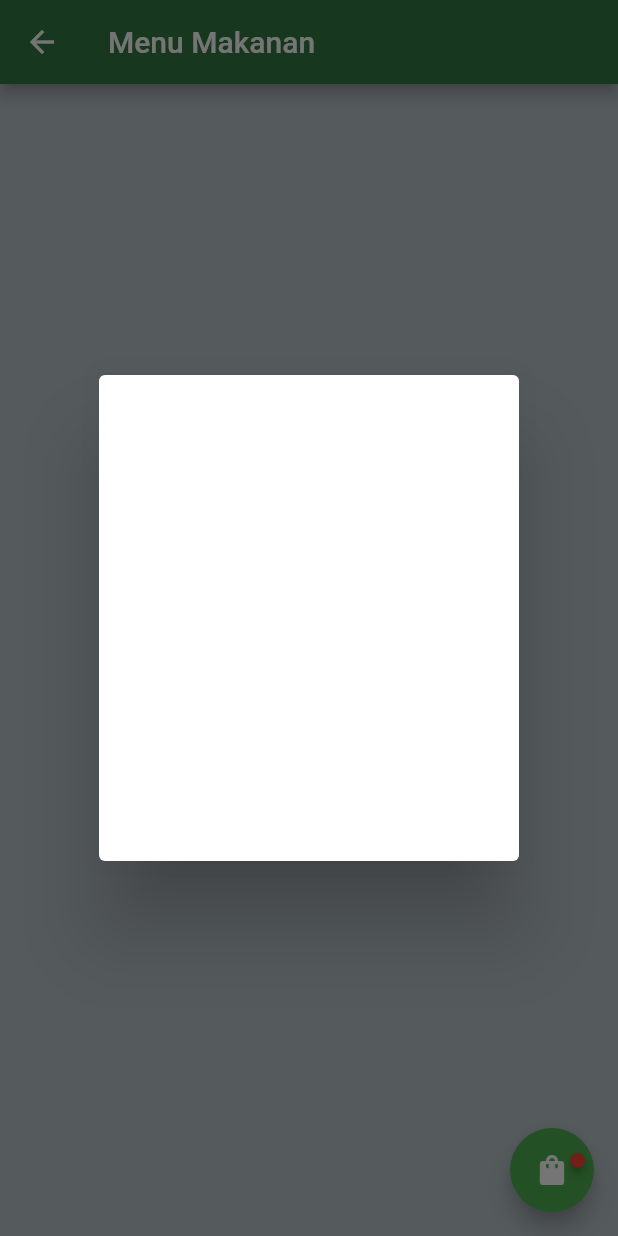
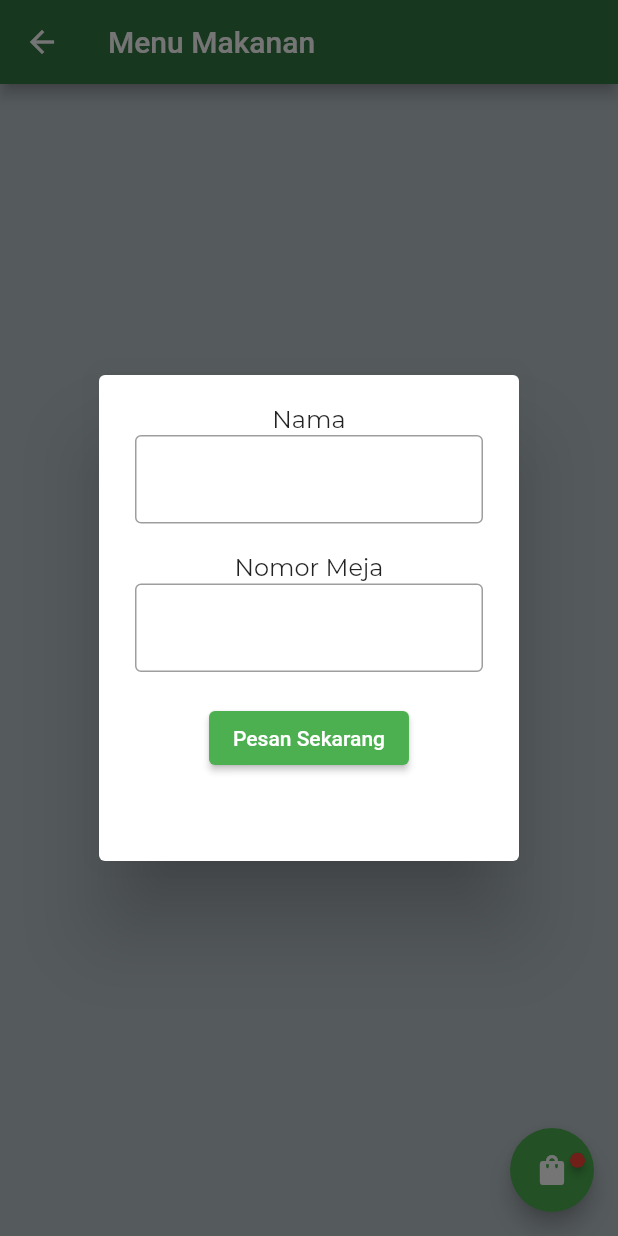
Before and after one commit to AdityaPranata1702/my-team, a Flutter app: the Makanan screen opened directly, after a tap on the "shopping bag" icon, on a phone screen of 412 x 824 dp. Run offline on Flutter 3.47's test engine with Material 2 defaults, Android fonts, the phone set to English and light mode, and no system bars; drawn by our look-alikes of badges; our stand-ins replace google_fonts; missing offline and left inert: open_whatsapp; network calls fail.

Commit message:
Penyelesain Pengiriman

```diff
--- a/lib/menu/menu_makanan.dart
+++ b/lib/menu/menu_makanan.dart
@@ -6,6 +6,7 @@ import 'package:aplikasi_pesanan/models/menu_model.dart';
 import 'package:http/http.dart' as myHttp;
 import 'package:aplikasi_pesanan/providers/cart_provider.dart';
 import 'package:provider/provider.dart';
+import 'package:open_whatsapp/open_whatsapp.dart';
 
 class Makanan extends StatefulWidget {
   const Makanan({super.key});
@@ -15,6 +16,8 @@ class Makanan extends StatefulWidget {
 }
 
 class _MakananState extends State<Makanan> {
+  TextEditingController namaController = TextEditingController();
+  TextEditingController nomorMejaController = TextEditingController();
   final String urlMenu =
       "https://script.google.com/macros/s/AKfycbxOlpRDecWrVvE8A-8nNCWQZckcXJ7gjlPPuXY62BXNKABziVA14KvDPicoXjmVXZUq/exec";
 
@@ -35,7 +38,52 @@ class _MakananState extends State<Makanan> {
         context: context,
         builder: (BuildContext context) {
           return AlertDialog(
-            content: Container(height: 280),
+            content: Container(height: 280, child: Column(children: [
+              Text("Nama", style: GoogleFonts.montserrat(),
+              ),
+              TextFormField(
+                controller: namaController,
+                decoration: InputDecoration(border: OutlineInputBorder()),
+              ),
+              SizedBox(
+                height: 20,
+              ),
+              Text("Nomor Meja", style: GoogleFonts.montserrat(),
+              ),
+              TextFormField(
+                controller: nomorMejaController,
+                decoration: InputDecoration(border: OutlineInputBorder()),
+              ),
+              SizedBox(
+                height: 20,
+              ),
+              Consumer<CartProvider>(
+                builder: (context, value, _) {
+                  String strPesanan = "";
+                  value.cart.forEach((element) {
+                    strPesanan = strPesanan + "\n" +
+                    element.name + " {" +
+                    element.quantity.toString() + "}";
+                  });
+                return  ElevatedButton(
+                  onPressed: () async {
+                    String phone = "6282148033326";
+                    String pesanan =
+                      "Nama : " +
+                      namaController.text +
+                      "\n" +
+                      "Nomor Meja : " +
+                      nomorMejaController.text +
+                      "\n" +
+                      "Pesanan : " +
+                      "\n" +
+                      strPesanan;
+                    FlutterOpenWhatsapp.sendSingleMessage(phone, pesanan);
+                    print(pesanan);
+                },
+                child: Text("Pesan Sekarang"));
+              },),
+            ]),),
           );
         });
   }
@@ -141,7 +189,8 @@ class _MakananState extends State<Makanan> {
                                                               context,
                                                               listen: false)
                                                           .addRemove(
-                                                              menu.id, false);
+                                                            menu.name,
+                                                            menu.id, false);
                                                     },
                                                     icon: Icon(
                                                       Icons.remove_circle,
@@ -180,7 +229,8 @@ class _MakananState extends State<Makanan> {
                                                               context,
                                                               listen: false)
                                                           .addRemove(
-                                                              menu.id, true);
+                                                            menu.name,
+                                                            menu.id, true);
                                                     },
                                                     icon: Icon(
                                                       Icons.add_circle,
--- a/lib/menu/menu_minuman.dart
+++ b/lib/menu/menu_minuman.dart
@@ -128,7 +128,8 @@ class _MinumanState extends State<Minuman> {
                                                               context,
                                                               listen: false)
                                                           .addRemove(
-                                                              menu.id, false);
+                                                            menu.name,
+                                                            menu.id, false);
                                                     },
                                                     icon: Icon(
                                                       Icons.remove_circle,
@@ -167,7 +168,8 @@ class _MinumanState extends State<Minuman> {
                                                               context,
                                                               listen: false)
                                                           .addRemove(
-                                                              menu.id, true);
+                                                            menu.name,
+                                                            menu.id, true);
                                                     },
                                                     icon: Icon(
                                                       Icons.add_circle,
--- a/lib/menu/menu_snack.dart
+++ b/lib/menu/menu_snack.dart
@@ -128,7 +128,8 @@ class _SnackState extends State<Snack> {
                                                               context,
                                                               listen: false)
                                                           .addRemove(
-                                                              menu.id, false);
+                                                            menu.name,
+                                                            menu.id, false);
                                                     },
                                                     icon: Icon(
                                                       Icons.remove_circle,
@@ -167,7 +168,8 @@ class _SnackState extends State<Snack> {
                                                               context,
                                                               listen: false)
                                                           .addRemove(
-                                                              menu.id, true);
+                                                            menu.name,
+                                                            menu.id, true);
                                                     },
                                                     icon: Icon(
                                                       Icons.add_circle,
--- a/lib/models/cart_model.dart
+++ b/lib/models/cart_model.dart
@@ -1,6 +1,7 @@
 class CartModel {
+  String name;
   int menuId;
   int quantity;
 
-  CartModel({required this.menuId, required this.quantity});
+  CartModel({required this.menuId, required this.name, required this.quantity});
 }
--- a/lib/providers/cart_provider.dart
+++ b/lib/providers/cart_provider.dart
@@ -7,7 +7,7 @@ class CartProvider with ChangeNotifier {
   int _total = 0;
   int get total => _total;
 
-  void addRemove(int menuId, bool isAdd) {
+  void addRemove(String name, int menuId, bool isAdd) {
     if (_cart.where((element) => menuId == element.menuId).isNotEmpty) {
       // sudah mengandung id yang diklik
       var index = _cart.indexWhere((element) => element.menuId == menuId);
@@ -23,7 +23,7 @@ class CartProvider with ChangeNotifier {
               : 0;
     } else {
       // belum ada
-      _cart.add(CartModel(menuId: menuId, quantity: 1));
+      _cart.add(CartModel(name: name, menuId: menuId, quantity: 1));
       _total = _total + 1;
     }
     notifyListeners();
--- a/pubspec.yaml
+++ b/pubspec.yaml
@@ -32,7 +32,6 @@ dependencies:
   flutter:
     sdk: flutter
 
-
   # The following adds the Cupertino Icons font to your application.
   # Use with the CupertinoIcons class for iOS style icons.
   cupertino_icons: ^1.0.2
@@ -40,6 +39,7 @@ dependencies:
   badges: ^2.0.3
   http: ^0.13.5
   provider: ^6.0.4
+  open_whatsapp: ^0.0.1
 
 dev_dependencies:
   flutter_test:
```
Also changed, not shown: pubspec.lock, 1 other file.
